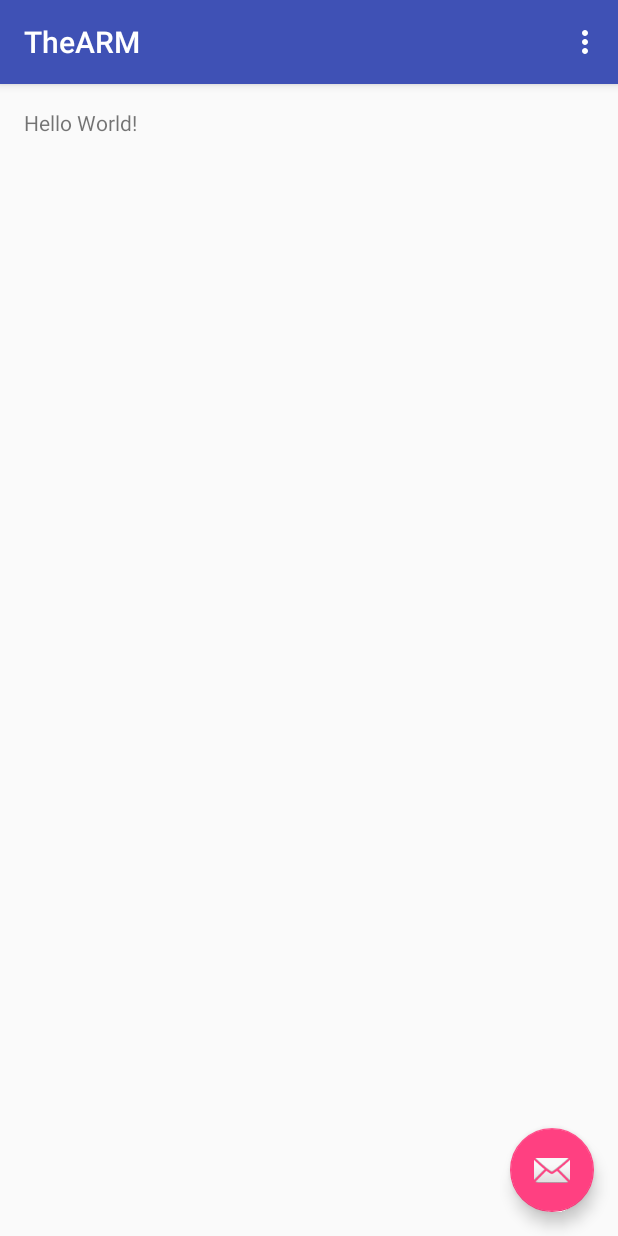
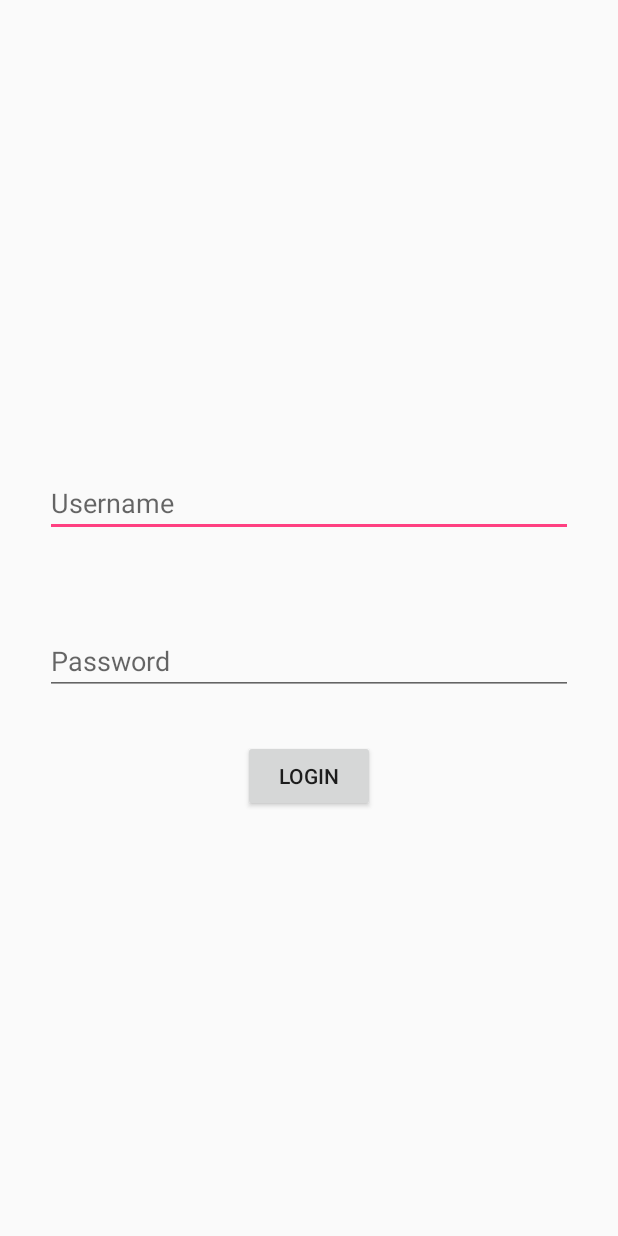
Before and after one commit to venelin-p-petrov/TheARM, an Android app: the screen it shows after launch (MainActivity), on a phone screen of 412 x 824 dp. Run offline under Robolectric (Android 15) with nearby library versions, the phone set to English and light mode, and no system bars.

Commit message:
Initial structure and Login view

```diff
--- a/Android/TheARM/app/src/main/java/com/accedia/thearm/MainActivity.java
+++ b/Android/TheARM/app/src/main/java/com/accedia/thearm/MainActivity.java
@@ -5,48 +5,37 @@ import android.support.design.widget.FloatingActionButton;
 import android.support.design.widget.Snackbar;
 import android.support.v7.app.AppCompatActivity;
 import android.support.v7.widget.Toolbar;
+import android.util.Log;
 import android.view.View;
 import android.view.Menu;
 import android.view.MenuItem;
+import android.widget.Button;
+import android.widget.EditText;
 
 public class MainActivity extends AppCompatActivity {
+
+    private Button buttonLogin;
+    private EditText editUsername;
+    private EditText editPassword;
 
     @Override
     protected void onCreate(Bundle savedInstanceState) {
         super.onCreate(savedInstanceState);
         setContentView(R.layout.activity_main);
-        Toolbar toolbar = (Toolbar) findViewById(R.id.toolbar);
-        setSupportActionBar(toolbar);
 
-        FloatingActionButton fab = (FloatingActionButton) findViewById(R.id.fab);
-        fab.setOnClickListener(new View.OnClickListener() {
+        buttonLogin = (Button) findViewById(R.id.button_submit);
+        editUsername = (EditText) findViewById(R.id.edit_username);
+        editPassword = (EditText) findViewById(R.id.edit_password);
+
+        buttonLogin.setOnClickListener(new View.OnClickListener() {
             @Override
-            public void onClick(View view) {
-                Snackbar.make(view, "Replace with your own action", Snackbar.LENGTH_LONG)
-                        .setAction("Action", null).show();
+            public void onClick(View v) {
+                // TODO
+                String username = editUsername.getText().toString();
+                Log.i("test", username);
             }
         });
     }
 
-    @Override
-    public boolean onCreateOptionsMenu(Menu menu) {
-        // Inflate the menu; this adds items to the action bar if it is present.
-        getMenuInflater().inflate(R.menu.menu_main, menu);
-        return true;
-    }
 
-    @Override
-    public boolean onOptionsItemSelected(MenuItem item) {
-        // Handle action bar item clicks here. The action bar will
-        // automatically handle clicks on the Home/Up button, so long
-        // as you specify a parent activity in AndroidManifest.xml.
-        int id = item.getItemId();
-
-        //noinspection SimplifiableIfStatement
-        if (id == R.id.action_settings) {
-            return true;
-        }
-
-        return super.onOptionsItemSelected(item);
-    }
 }
--- a/Android/TheARM/app/src/main/res/layout/activity_main.xml
+++ b/Android/TheARM/app/src/main/res/layout/activity_main.xml
@@ -1,25 +1,39 @@
 <?xml version="1.0" encoding="utf-8"?>
-<android.support.design.widget.CoordinatorLayout
+<RelativeLayout
     xmlns:android="http://schemas.android.com/apk/res/android"
     xmlns:app="http://schemas.android.com/apk/res-auto"
     xmlns:tools="http://schemas.android.com/tools" android:layout_width="match_parent"
     android:layout_height="match_parent" android:fitsSystemWindows="true"
     tools:context=".MainActivity">
 
-    <android.support.design.widget.AppBarLayout android:layout_height="wrap_content"
-        android:layout_width="match_parent" android:theme="@style/AppTheme.AppBarOverlay">
+    <RelativeLayout
+        android:layout_centerInParent="true"
+        android:layout_width="wrap_content"
+        android:layout_height="wrap_content">
 
-        <android.support.v7.widget.Toolbar android:id="@+id/toolbar"
-            android:layout_width="match_parent" android:layout_height="?attr/actionBarSize"
-            android:background="?attr/colorPrimary" app:popupTheme="@style/AppTheme.PopupOverlay" />
+        <EditText
+            android:id="@+id/edit_username"
+            android:layout_width="match_parent"
+            android:hint="Username"
+            android:layout_height="wrap_content"
+            android:layout_margin="30dp"/>
 
-    </android.support.design.widget.AppBarLayout>
+        <EditText
+            android:id="@+id/edit_password"
+            android:layout_below="@+id/edit_username"
+            android:layout_width="match_parent"
+            android:hint="Password"
+            android:layout_height="wrap_content"
+            android:layout_margin="30dp"/>
 
-    <include layout="@layout/content_main" />
+        <Button
+            android:id="@+id/button_submit"
+            android:layout_width="wrap_content"
+            android:layout_below="@+id/edit_password"
+            android:text="@string/button_login"
+            android:layout_centerHorizontal="true"
+            android:layout_height="wrap_content" />
+    </RelativeLayout>
 
-    <android.support.design.widget.FloatingActionButton android:id="@+id/fab"
-        android:layout_width="wrap_content" android:layout_height="wrap_content"
-        android:layout_gravity="bottom|end" android:layout_margin="@dimen/fab_margin"
-        android:src="@android:drawable/ic_dialog_email" />
 
-</android.support.design.widget.CoordinatorLayout>
+</RelativeLayout>
--- a/Android/TheARM/app/src/main/res/layout/content_main.xml
+++ b/Android/TheARM/app/src/main/res/layout/content_main.xml
@@ -9,6 +9,6 @@
     app:layout_behavior="@string/appbar_scrolling_view_behavior"
     tools:showIn="@layout/activity_main" tools:context=".MainActivity">
 
-    <TextView android:text="Hello World!" android:layout_width="wrap_content"
-        android:layout_height="wrap_content" />
+
+
 </RelativeLayout>
--- a/Android/TheARM/app/src/main/res/values/strings.xml
+++ b/Android/TheARM/app/src/main/res/values/strings.xml
@@ -1,4 +1,5 @@
 <resources>
     <string name="app_name">TheARM</string>
     <string name="action_settings">Settings</string>
+    <string name="button_login">Login</string>
 </resources>
```
